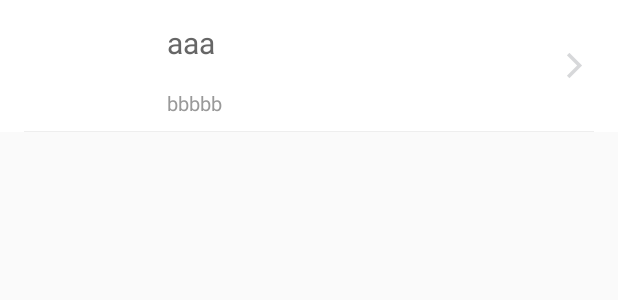
After one commit to qugengting/GoodFood, an Android app: the layout item_listview_favor.xml on its own in the app's theme, with its tools: preview values and no code run, on a phone screen of 412 x 824 dp. The commit adds this screen. Shown: the top 300 px of the screen. Run offline under Robolectric (Android 15) with nearby library versions, the phone set to English and light mode, and no system bars.

Commit message:
完善收藏功能

```diff
--- a/app/src/main/AndroidManifest.xml
+++ b/app/src/main/AndroidManifest.xml
@@ -24,6 +24,7 @@
         <activity android:name="com.qugengting.goodfood.DetailActivity" />
         <activity android:name=".ImageActivity" />
         <activity android:name=".ImageTitleActivity" />
+        <activity android:name=".FavorActivity" />
         <activity android:name="com.common.gif.GifActivity" />
         <activity android:name="com.common.library.image.ImageChooserActivity" />
         <activity android:name="com.common.library.image.ImageGridActivity" />
--- a/app/src/main/assets/litepal.xml
+++ b/app/src/main/assets/litepal.xml
@@ -1,7 +1,7 @@
 <?xml version="1.0" encoding="utf-8"?>
 <litepal>
     <dbname value="goodfood" />
-    <version value="2" />
+    <version value="3" />
     <list>
         <mapping class="com.qugengting.goodfood.bean.ImageDateItem" />
         <mapping class="com.qugengting.goodfood.bean.GoodFoodFavor" />
--- /dev/null
+++ b/app/src/main/res/layout/item_listview_favor.xml
@@ -0,0 +1,70 @@
+<?xml version="1.0" encoding="UTF-8"?>
+<RelativeLayout xmlns:android="http://schemas.android.com/apk/res/android"
+    android:id="@+id/layout_favor"
+    android:layout_width="wrap_content"
+    android:layout_height="wrap_content"
+    android:background="@drawable/item_click"
+    android:clickable="true"
+    android:paddingTop="6dp">
+
+    <ImageView
+        android:id="@+id/image"
+        android:layout_width="75dp"
+        android:layout_height="75dp"
+        android:layout_gravity="center"
+        android:layout_marginLeft="16dp" />
+
+    <ImageView
+        android:id="@+id/iv_go"
+        android:layout_width="wrap_content"
+        android:layout_height="wrap_content"
+        android:layout_alignParentRight="true"
+        android:layout_centerVertical="true"
+        android:src="@drawable/ic_list_go" />
+
+    <LinearLayout
+        android:layout_width="match_parent"
+        android:layout_height="75dp"
+        android:layout_marginLeft="20dp"
+        android:layout_marginRight="15dp"
+        android:layout_toLeftOf="@id/iv_go"
+        android:layout_toRightOf="@+id/image"
+        android:orientation="vertical">
+
+        <TextView
+            android:id="@+id/tv_title"
+            android:layout_width="wrap_content"
+            android:layout_height="0dp"
+            android:layout_weight="3"
+            android:ellipsize="end"
+            android:gravity="center"
+            android:singleLine="true"
+            android:text="aaa"
+            android:textColor="#666666"
+            android:textSize="20sp" />
+
+        <TextView
+            android:id="@+id/tv_date"
+            android:layout_width="wrap_content"
+            android:layout_height="0dp"
+            android:layout_weight="2"
+            android:ellipsize="end"
+            android:gravity="bottom"
+            android:paddingBottom="3dp"
+            android:singleLine="true"
+            android:text="bbbbb"
+            android:textColor="#999999"
+            android:textSize="13sp" />
+
+    </LinearLayout>
+
+    <View
+        android:layout_width="match_parent"
+        android:layout_height="0.5dp"
+        android:layout_below="@id/image"
+        android:layout_marginLeft="16dp"
+        android:layout_marginRight="16dp"
+        android:layout_marginTop="6dp"
+        android:background="#eeeeee" />
+
+</RelativeLayout>
```
Also changed, not shown: app/src/main/java/com/qugengting/goodfood/DetailActivity.java (+27 -5 lines), app/src/main/java/com/qugengting/goodfood/FavorActivity.java (added, +70 -0 lines), app/src/main/java/com/qugengting/goodfood/MainActivity.java (+7 -1 lines), app/src/main/java/com/qugengting/goodfood/adapter/FavorAdapter.java (added, +108 -0 lines), app/src/main/java/com/qugengting/goodfood/bean/GoodFoodFavor.java (+37 -0 lines), app/src/main/java/com/qugengting/goodfood/eventbus/ItemDelete.java (added, +18 -0 lines), app/src/main/res/layout/activity_favor.xml (added, +27 -0 lines), app/src/main/res/layout/include_header_side.xml (+10 -0 lines), 3 other files.
